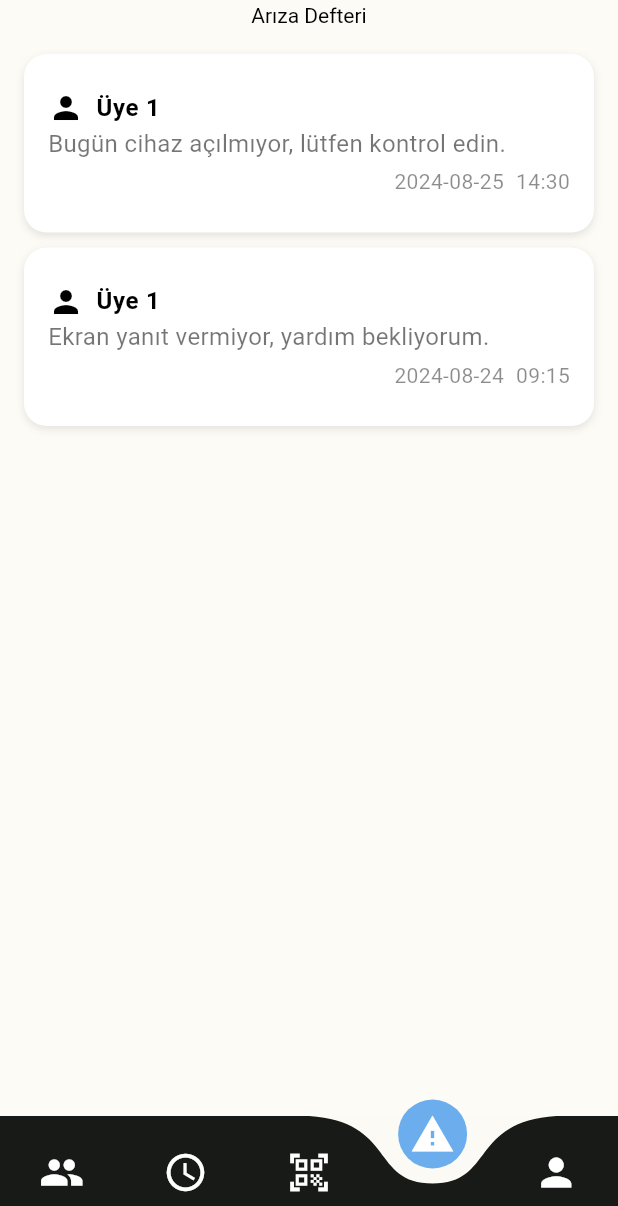
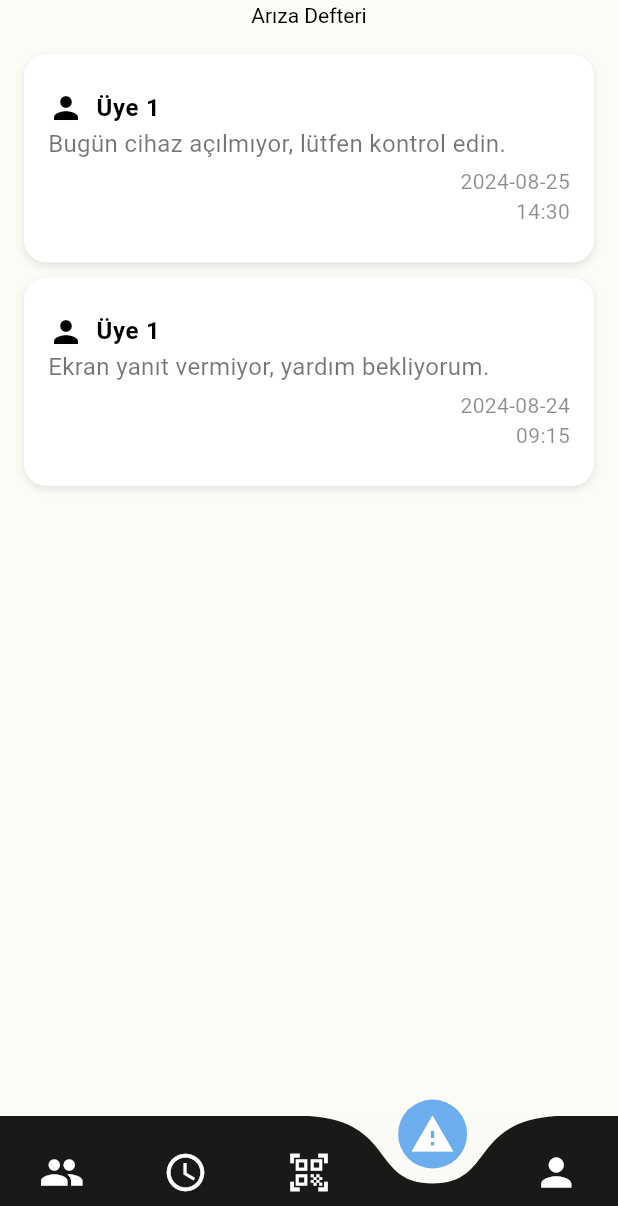
Before and after one commit to betbies/teknik, a Flutter app: the screen it shows after launch, item 4 of the bottom bar chosen, on a phone screen of 412 x 824 dp, the part 30-1236 px from its top. Run offline on Flutter 3.47's test engine with Material 3 defaults, Android fonts, the phone set to English and light mode, and no system bars; drawn by our look-alikes of curved_navigation_bar; our stand-ins replace google_fonts; missing offline and left inert: mobile_scanner.

Commit message:
Değişiklik mesajı

```diff
--- a/lib/pages/malfunction.dart
+++ b/lib/pages/malfunction.dart
@@ -86,9 +86,12 @@ class MalfunctionPage extends StatelessWidget {
                 color: Colors.black54,
               ),
             ),
-            const SizedBox(height: 4),
+            const SizedBox(height: 4), // Tarih ve saat arasında boşluk
             Row(
               mainAxisAlignment: MainAxisAlignment.end,
+              children: [
+                Column(
+                  crossAxisAlignment: CrossAxisAlignment.end,
                   children: [
                     Text(
                       date,
@@ -97,7 +100,6 @@ class MalfunctionPage extends StatelessWidget {
                         color: Colors.black45,
                       ),
                     ),
-                const SizedBox(width: 8), // Tarih ile saat arasında boşluk
                     Text(
                       time,
                       style: const TextStyle(
@@ -109,6 +111,8 @@ class MalfunctionPage extends StatelessWidget {
                 ),
               ],
             ),
+          ],
+        ),
       ),
     );
   }
```
Lines whose indentation alone changed are shown as unchanged.
